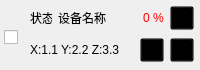
Above: UAVManage/devicecontrol.ui from gessd/UAVManage before the change. Below: the same form after it.
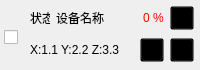
That is the form after the change. Icons and pictures are not drawn.

Diff of the .ui file:
```diff
--- a/UAVManage/devicecontrol.ui
+++ b/UAVManage/devicecontrol.ui
@@ -213,8 +213,8 @@
         </property>
         <property name="maximumSize">
          <size>
-          <width>22</width>
-          <height>22</height>
+          <width>20</width>
+          <height>20</height>
          </size>
         </property>
         <property name="toolTip">
```
